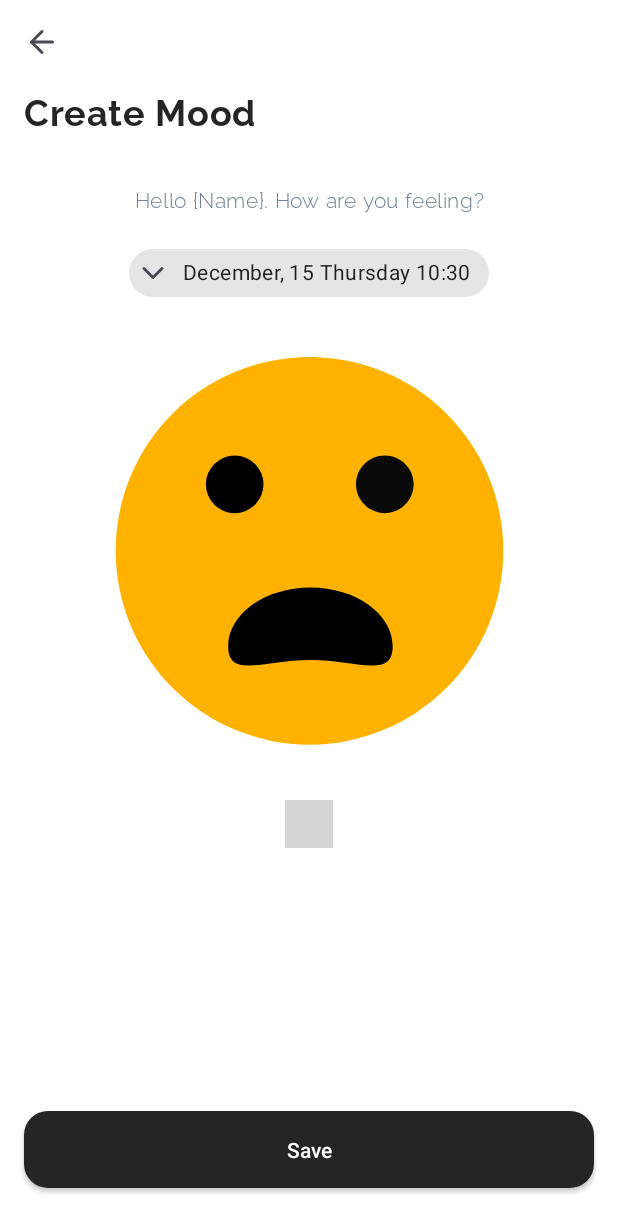
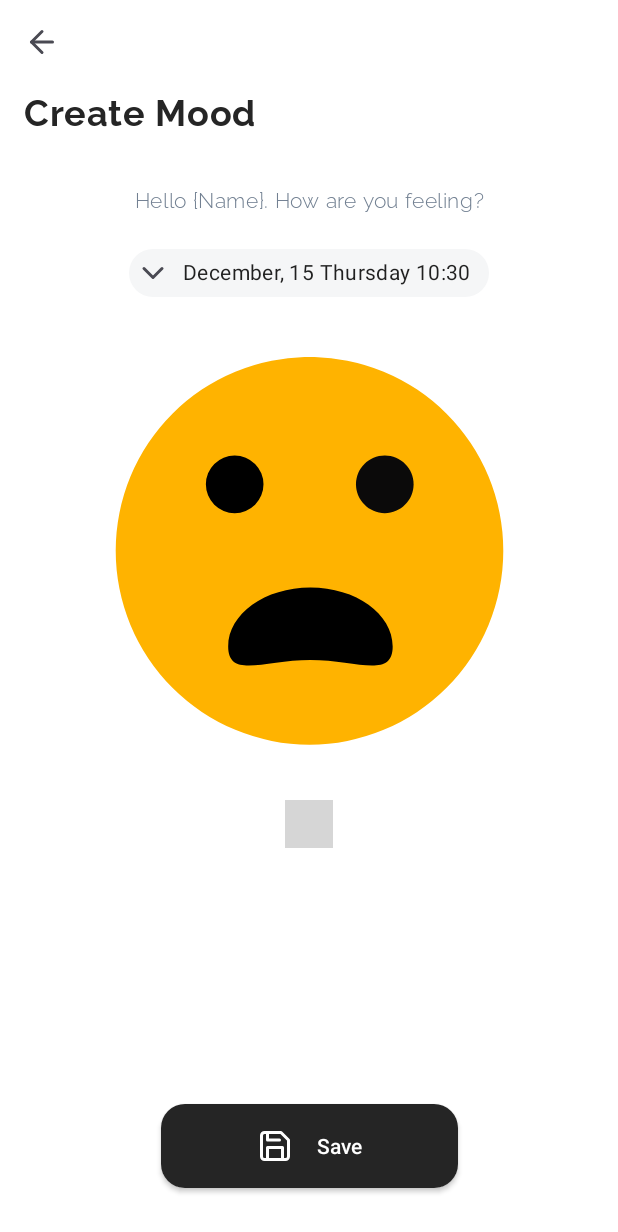
Before and after one commit to Krirati/diary-my-life, an Android app: the SelectMoodFragment screen opened directly, with no data from a screen before it, on a phone screen of 412 x 824 dp. Shown: the top 1232 px of the screen. Run offline under Robolectric (Android 15) with nearby library versions, the phone set to English and light mode, and no system bars; our stand-ins replace data binding; plain views replace DotsIndicator; 1 statement that could not run was skipped; grey boxes are pictures that could not be loaded.

Commit message:
[Refactor] design button save

```diff
--- /dev/null
+++ b/app/src/main/res/drawable/save.xml
@@ -0,0 +1,27 @@
+<vector xmlns:android="http://schemas.android.com/apk/res/android"
+    android:width="24dp"
+    android:height="24dp"
+    android:viewportWidth="24"
+    android:viewportHeight="24">
+  <path
+      android:pathData="M19,21H5a2,2 0,0 1,-2 -2V5a2,2 0,0 1,2 -2h11l5,5v11a2,2 0,0 1,-2 2z"
+      android:strokeLineJoin="round"
+      android:strokeWidth="2"
+      android:fillColor="#00000000"
+      android:strokeColor="#FFFFFF"
+      android:strokeLineCap="round"/>
+  <path
+      android:pathData="M17,21l0,-8l-10,0l0,8"
+      android:strokeLineJoin="round"
+      android:strokeWidth="2"
+      android:fillColor="#00000000"
+      android:strokeColor="#FFFFFF"
+      android:strokeLineCap="round"/>
+  <path
+      android:pathData="M7,3l0,5l8,0"
+      android:strokeLineJoin="round"
+      android:strokeWidth="2"
+      android:fillColor="#00000000"
+      android:strokeColor="#FFFFFF"
+      android:strokeLineCap="round"/>
+</vector>
--- a/app/src/main/res/layout/fragment_select_mood.xml
+++ b/app/src/main/res/layout/fragment_select_mood.xml
@@ -62,6 +62,7 @@
                     android:layout_width="wrap_content"
                     android:layout_height="wrap_content"
                     android:layout_marginTop="@dimen/dp_16"
+                    app:chipBackgroundColor="@color/secondary_grey10"
                     app:chipIcon="@drawable/ic_chevron_down"
                     app:layout_constraintEnd_toEndOf="parent"
                     app:layout_constraintStart_toStartOf="parent"
@@ -100,10 +101,11 @@
         <androidx.appcompat.widget.AppCompatButton
             android:id="@+id/button_next"
             style="@style/Button.Space.Long"
-            android:layout_width="match_parent"
             android:layout_marginBottom="@dimen/dp_32"
             android:layout_marginHorizontal="@dimen/dp_16"
             android:text="@string/save"
+            android:drawableStart="@drawable/save"
+            android:drawablePadding="@dimen/dp_16"
             app:layout_constraintBottom_toBottomOf="parent"
             app:layout_constraintEnd_toEndOf="parent"
             app:layout_constraintStart_toStartOf="parent"
--- a/app/src/main/res/values/styles.xml
+++ b/app/src/main/res/values/styles.xml
@@ -175,12 +175,6 @@
         <item name="android:paddingHorizontal">@dimen/dp_64</item>
     </style>
 
-    <style name="ButtonRecBlackCenter" parent="Button">
-        <item name="android:paddingVertical">@dimen/dp_16</item>
-        <item name="android:paddingHorizontal">@dimen/dp_16</item>
-        <item name="android:src">@drawable/ic_edit</item>
-    </style>
-
     <style name="ShapeAppearanceOverlay.App.CornerSize50Percent" parent="">
         <item name="cornerSize">50%</item>
     </style>
```
